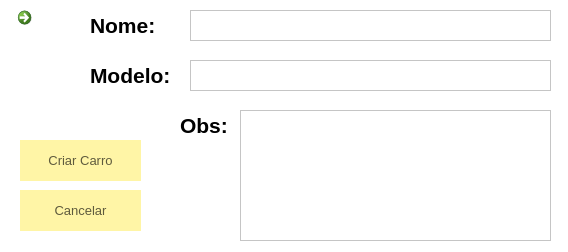
Old version of the form FSIPLeiria/criarcarro.ui in the repository tatianascgil/Projeto_Informatico_Formula_Student_Barramento_CAN.
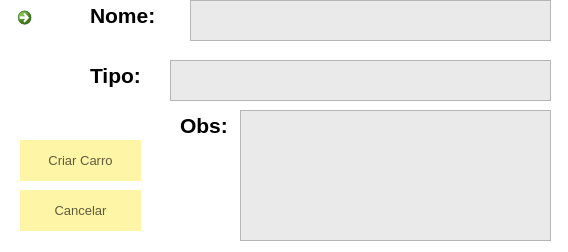
New version of the form. Icons and pictures are not drawn.

Patch:
```diff
--- a/FSIPLeiria/criarcarro.ui
+++ b/FSIPLeiria/criarcarro.ui
@@ -119,7 +119,7 @@
     <rect>
      <x>90</x>
      <y>60</y>
-     <width>91</width>
+     <width>71</width>
      <height>31</height>
     </rect>
    </property>
@@ -130,14 +130,14 @@
     </font>
    </property>
    <property name="text">
-    <string>Modelo:</string>
+    <string>Tipo:</string>
    </property>
   </widget>
   <widget class="QLabel" name="label">
    <property name="geometry">
     <rect>
      <x>90</x>
-     <y>10</y>
+     <y>0</y>
      <width>91</width>
      <height>31</height>
     </rect>
@@ -175,9 +175,9 @@
    <property name="geometry">
     <rect>
      <x>190</x>
-     <y>10</y>
+     <y>0</y>
      <width>361</width>
-     <height>31</height>
+     <height>41</height>
     </rect>
    </property>
    <property name="font">
@@ -188,14 +188,17 @@
    <property name="cursor" stdset="0">
     <cursorShape>IBeamCursor</cursorShape>
    </property>
+   <property name="styleSheet">
+    <string notr="true">background:rgb(234, 234, 234)</string>
+   </property>
   </widget>
   <widget class="QTextEdit" name="textEditModeloCarro">
    <property name="geometry">
     <rect>
-     <x>190</x>
+     <x>170</x>
      <y>60</y>
-     <width>361</width>
-     <height>31</height>
+     <width>381</width>
+     <height>41</height>
     </rect>
    </property>
    <property name="font">
@@ -206,6 +209,9 @@
    <property name="cursor" stdset="0">
     <cursorShape>IBeamCursor</cursorShape>
    </property>
+   <property name="styleSheet">
+    <string notr="true">background:rgb(234, 234, 234)</string>
+   </property>
   </widget>
   <widget class="QTextEdit" name="textEditObsCarro">
    <property name="geometry">
@@ -224,6 +230,9 @@
    <property name="cursor" stdset="0">
     <cursorShape>IBeamCursor</cursorShape>
    </property>
+   <property name="styleSheet">
+    <string notr="true">background:rgb(234, 234, 234)</string>
+   </property>
   </widget>
  </widget>
  <resources/>
```
